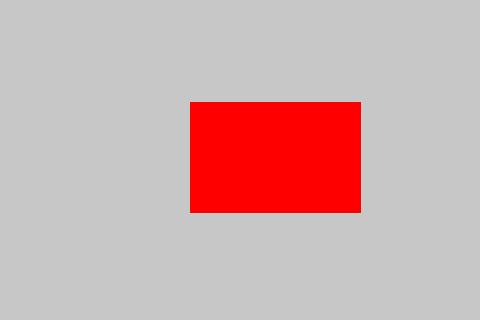
Old version of the form ui/mainWindow.ui in the repository Moises024/sistema_de_caja; both pictures show x 120 to 600 and y 98 to 418 of the 1151 by 600 pixel window.
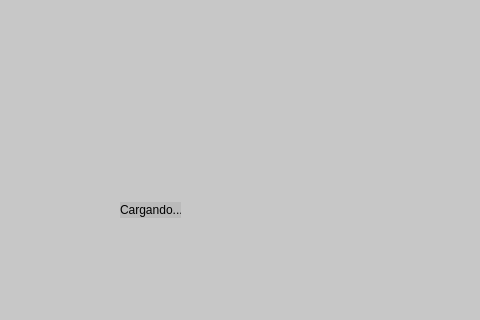
New version of the form. Icons and pictures are not drawn.

Patch:
```diff
--- a/ui/mainWindow.ui
+++ b/ui/mainWindow.ui
@@ -213,17 +213,14 @@
   <widget class="QLabel" name="cargando">
    <property name="geometry">
     <rect>
-     <x>310</x>
-     <y>200</y>
-     <width>171</width>
-     <height>111</height>
+     <x>240</x>
+     <y>300</y>
+     <width>61</width>
+     <height>16</height>
     </rect>
    </property>
-   <property name="styleSheet">
-    <string notr="true">background-color: red;</string>
-   </property>
    <property name="text">
-    <string/>
+    <string>Cargando...</string>
    </property>
   </widget>
  </widget>
```
